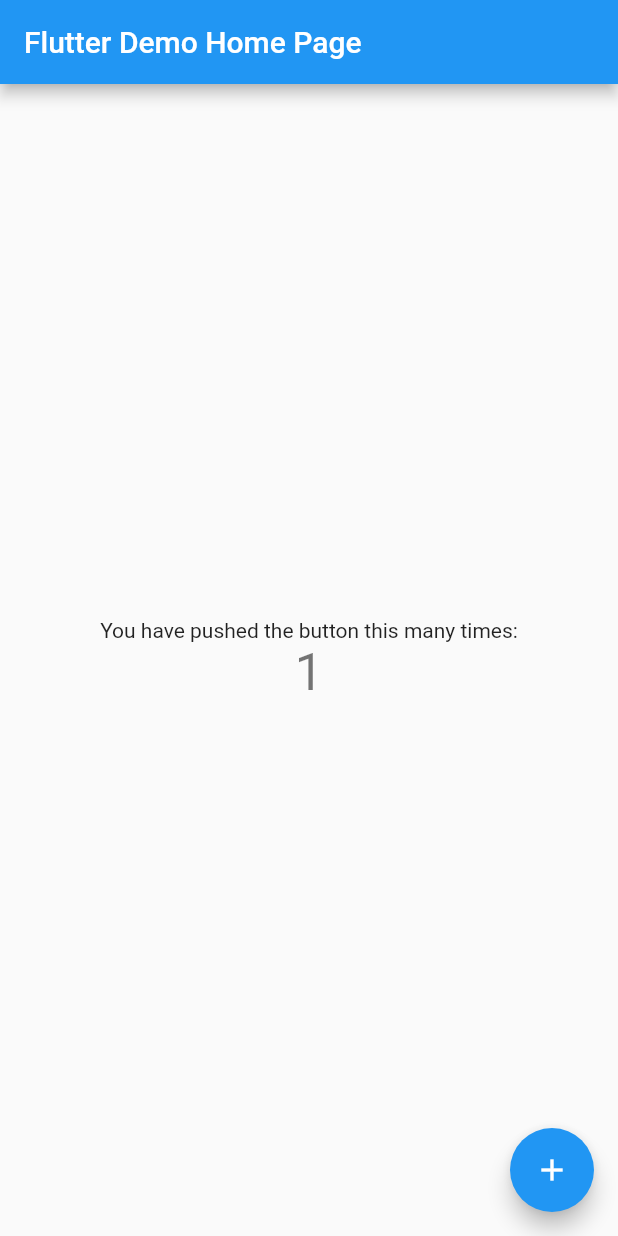
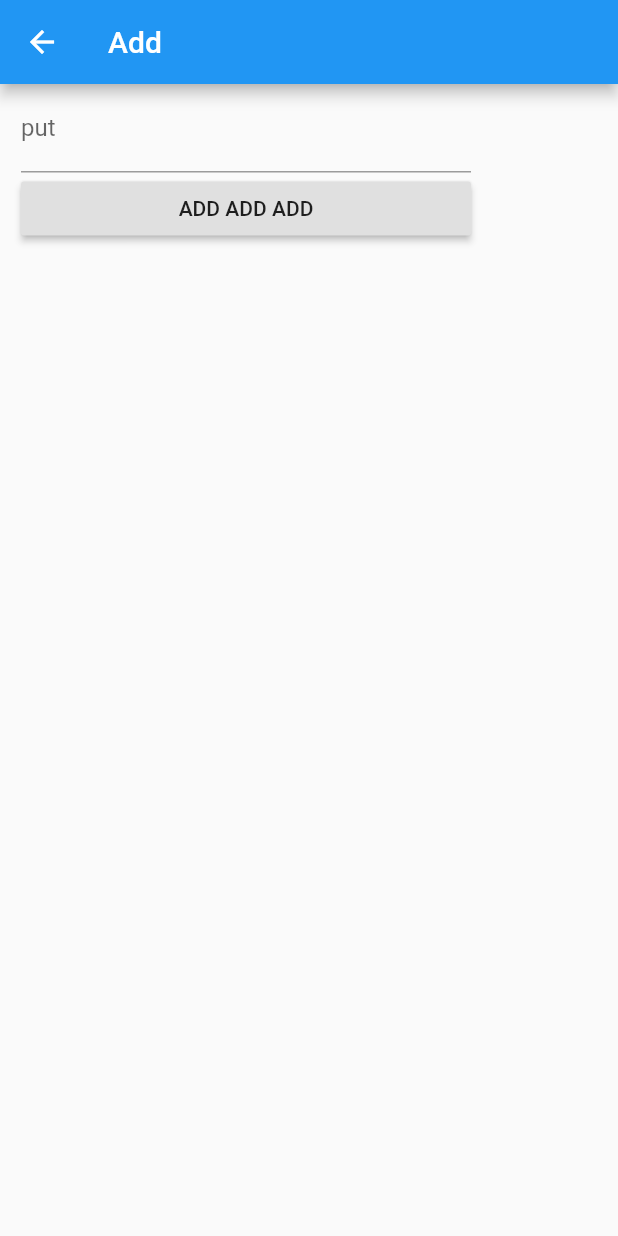
Before and after one commit to l3al3ymark/Flutter-todo, a Flutter app: the screen it shows after launch, after a tap on the "add" icon, on a phone screen of 412 x 824 dp. Run offline on Flutter 3.47's test engine with Material 2 defaults, Android fonts, the phone set to English and light mode, and no system bars.

Commit message:
set file

```diff
--- /dev/null
+++ b/lib/detail/add.dart
@@ -0,0 +1,61 @@
+import 'package:flutter/material.dart';
+
+class Add extends StatefulWidget {
+  @override
+  _AddState createState() => _AddState();
+}
+
+class _AddState extends State<Add> {
+  String _text = '';
+  final TextEditingController controller = TextEditingController();
+
+  @override
+  void initState() {
+    super.initState();
+  }
+
+  void _addtext() {
+    setState(() {
+      // lists.add(Listmodel(title: "aaaa"));
+      Navigator.pop(context, _text);
+    });
+  }
+
+  @override
+  Widget build(BuildContext context) {
+    return Scaffold(
+      appBar: AppBar(
+        title: Text("Add"),
+      ),
+      body: Container(
+        child: Column(
+            mainAxisAlignment: MainAxisAlignment.start,
+            crossAxisAlignment: CrossAxisAlignment.start,
+            children: <Widget>[
+              Padding(
+                  padding: const EdgeInsets.only(left: 14.0, right: 14.0),
+                  child: SizedBox(
+                      width: 300,
+                      child: TextField(
+                        controller: controller,
+                        decoration: InputDecoration(labelText: "put"),
+                        onChanged: (String newString) {
+                          setState(() {
+                            _text = controller.text;
+                          });
+                        },
+                      ))),
+              Padding(
+                padding: const EdgeInsets.only(left: 14.0, right: 14.0),
+                child: SizedBox(
+                    width: 300,
+                    child: RaisedButton(
+                      child: const Text('ADD ADD ADD'),
+                      onPressed: _addtext,
+                    )),
+              ),
+            ]),
+      ),
+    );
+  }
+}
--- /dev/null
+++ b/lib/listcard.dart
@@ -0,0 +1,75 @@
+import 'package:flutter/material.dart';
+import './listmodel.dart';
+import 'package:flutter/cupertino.dart';
+import 'package:flutter/foundation.dart';
+
+class Listcard extends StatefulWidget {
+  Listcard(this.list);
+
+  final Listmodel list;
+
+  @override
+  _MyListcardState createState() => _MyListcardState();
+}
+
+class _MyListcardState extends State<Listcard> {
+  bool checkboxValueA = false;
+  TextDecoration textDecoration = TextDecoration.none;
+
+  @override
+  void initState() {
+    super.initState();
+  }
+
+  bool composeCheckbox(bool value) {
+    setState(() {
+      checkboxValueA = value;
+      checkboxValueA
+          ? textDecoration = TextDecoration.lineThrough
+          : textDecoration = TextDecoration.none;
+    });
+  }
+
+  @override
+  Widget build(BuildContext context) {
+    return Padding(
+      padding: const EdgeInsets.only(top: 15.0),
+      child: Row(
+        crossAxisAlignment: CrossAxisAlignment.start,
+        children: <Widget>[
+          Center(
+            child: Row(
+                mainAxisAlignment: MainAxisAlignment.start,
+                children: <Widget>[
+                  Padding(
+                    padding: const EdgeInsets.only(left: 14.0, right: 14.0),
+                    child: SizedBox(
+                      width: 300,
+                      child: RichText(
+                        text: new TextSpan(
+                          text: 'This item costs ',
+                          children: <TextSpan>[
+                            new TextSpan(
+                              text: widget.list.title,
+                              style: new TextStyle(
+                                color: Colors.grey,
+                                fontSize: 20,
+                                decoration: textDecoration,
+                              ),
+                            ),
+                            TextSpan(
+                              text: widget.list.title,
+                            ),
+                          ],
+                        ),
+                      ),
+                    ),
+                  ),
+                  Checkbox(value: checkboxValueA, onChanged: composeCheckbox),
+                ]),
+          ),
+        ],
+      ),
+    );
+  }
+}
--- /dev/null
+++ b/lib/listmodel.dart
@@ -0,0 +1,9 @@
+import 'package:flutter/material.dart';
+
+class Listmodel {
+  Listmodel({
+    @required this.title,
+  });
+
+  String title;
+}
--- a/lib/main.dart
+++ b/lib/main.dart
@@ -1,4 +1,7 @@
 import 'package:flutter/material.dart';
+import './detail/add.dart';
+import './listcard.dart';
+import './listmodel.dart';
 
 void main() => runApp(MyApp());
 
@@ -28,15 +31,6 @@ class MyApp extends StatelessWidget {
 class MyHomePage extends StatefulWidget {
   MyHomePage({Key key, this.title}) : super(key: key);
 
-  // This widget is the home page of your application. It is stateful, meaning
-  // that it has a State object (defined below) that contains fields that affect
-  // how it looks.
-
-  // This class is the configuration for the state. It holds the values (in this
-  // case the title) provided by the parent (in this case the App widget) and
-  // used by the build method of the State. Fields in a Widget subclass are
-  // always marked "final".
-
   final String title;
 
   @override
@@ -44,68 +38,55 @@ class MyHomePage extends StatefulWidget {
 }
 
 class _MyHomePageState extends State<MyHomePage> {
-  int _counter = 0;
+  List<Listmodel> lists = List<Listmodel>();
 
-  void _incrementCounter() {
-    setState(() {
-      // This call to setState tells the Flutter framework that something has
-      // changed in this State, which causes it to rerun the build method below
-      // so that the display can reflect the updated values. If we changed
-      // _counter without calling setState(), then the build method would not be
-      // called again, and so nothing would appear to happen.
-      _counter++;
+
+  @override
+  void initState() {
+    super.initState();
+    lists.add(Listmodel(title: "ios"));
+    lists.add(Listmodel(title: "web"));
+    lists.add(Listmodel(title: "andoird"));
+    lists.add(Listmodel(title: "backend"));
+  }
+
+  void _composeEmail()async{
+    setState(() async {
+     // lists.add(Listmodel(title: "aaaa"));
+      final result = await  Navigator.push(
+        context,
+        MaterialPageRoute(
+          builder: (context) => Add(),
+        ),
+      );
+      lists.add(Listmodel(title: result));
     });
   }
 
   @override
   Widget build(BuildContext context) {
-    // This method is rerun every time setState is called, for instance as done
-    // by the _incrementCounter method above.
-    //
-    // The Flutter framework has been optimized to make rerunning build methods
-    // fast, so that you can just rebuild anything that needs updating rather
-    // than having to individually change instances of widgets.
+    var child = Container(
+      child: ListView.builder(
+          itemCount: lists.length,
+          itemBuilder: (buildContext, position) {
+            return GestureDetector(
+              //onTap: () => _viewEmailDetail(position),
+              child: Listcard(lists[position]),
+            );
+          }),
+    );
+
     return Scaffold(
       appBar: AppBar(
-        // Here we take the value from the MyHomePage object that was created by
-        // the App.build method, and use it to set our appbar title.
-        title: Text(widget.title),
+        title: Text(widget.title)
+        ,
       ),
-      body: Center(
-        // Center is a layout widget. It takes a single child and positions it
-        // in the middle of the parent.
-        child: Column(
-          // Column is also layout widget. It takes a list of children and
-          // arranges them vertically. By default, it sizes itself to fit its
-          // children horizontally, and tries to be as tall as its parent.
-          //
-          // Invoke "debug painting" (press "p" in the console, choose the
-          // "Toggle Debug Paint" action from the Flutter Inspector in Android
-          // Studio, or the "Toggle Debug Paint" command in Visual Studio Code)
-          // to see the wireframe for each widget.
-          //
-          // Column has various properties to control how it sizes itself and
-          // how it positions its children. Here we use mainAxisAlignment to
-          // center the children vertically; the main axis here is the vertical
-          // axis because Columns are vertical (the cross axis would be
-          // horizontal).
-          mainAxisAlignment: MainAxisAlignment.center,
-          children: <Widget>[
-            Text(
-              'You have pushed the button this many times:',
-            ),
-            Text(
-              '$_counter',
-              style: Theme.of(context).textTheme.display1,
-            ),
-          ],
-        ),
+      body: child,
+      floatingActionButton: FloatingActionButton(
+        onPressed: _composeEmail,
+        tooltip: 'Compose Email',
+        child: Icon(Icons.add),
       ),
-      floatingActionButton: FloatingActionButton(
-        onPressed: _incrementCounter,
-        tooltip: 'Increment',
-        child: Icon(Icons.add),
-      ), // This trailing comma makes auto-formatting nicer for build methods.
     );
   }
 }
```
